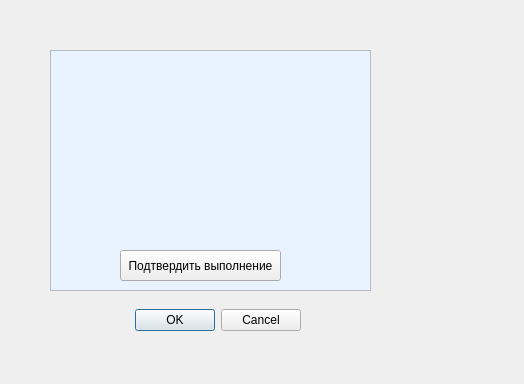
This is course/descwork.ui in TFed555/Coursework as Qt 5 draws it before an edit. The edited form follows.
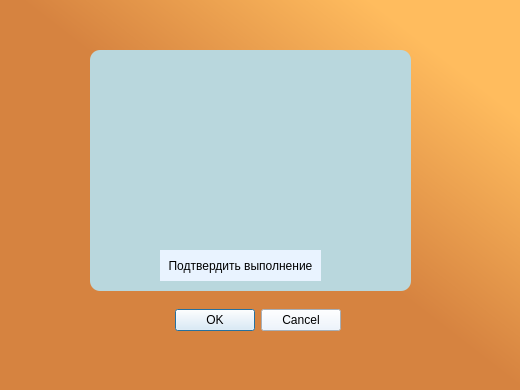
This is the edited form.

```diff
--- a/course/descwork.ui
+++ b/course/descwork.ui
@@ -6,37 +6,55 @@
    <rect>
     <x>0</x>
     <y>0</y>
-    <width>524</width>
-    <height>384</height>
+    <width>520</width>
+    <height>390</height>
    </rect>
   </property>
   <property name="windowTitle">
    <string>Dialog</string>
   </property>
+  <widget class="QLabel" name="label">
+   <property name="geometry">
+    <rect>
+     <x>0</x>
+     <y>0</y>
+     <width>521</width>
+     <height>391</height>
+    </rect>
+   </property>
+   <property name="styleSheet">
+    <string notr="true">background-color: qlineargradient(spread:pad, x1:0, y1:1, x2:0.866, y2:0.164818, stop:0.60199 rgba(214, 131, 64, 255), stop:1 rgba(255, 188, 94, 255));</string>
+   </property>
+   <property name="text">
+    <string/>
+   </property>
+  </widget>
   <widget class="QTextBrowser" name="textBrowser">
    <property name="geometry">
     <rect>
-     <x>50</x>
+     <x>90</x>
      <y>50</y>
      <width>321</width>
      <height>241</height>
     </rect>
    </property>
    <property name="styleSheet">
-    <string notr="true">background-color: rgb(233, 243, 255);</string>
+    <string notr="true">background-color: rgb(185, 215, 221);
+border-radius:10px;</string>
    </property>
   </widget>
   <widget class="QDialogButtonBox" name="buttonBox">
    <property name="geometry">
     <rect>
-     <x>40</x>
+     <x>80</x>
      <y>290</y>
      <width>261</width>
      <height>61</height>
     </rect>
    </property>
    <property name="styleSheet">
-    <string notr="true"/>
+    <string notr="true">background-color: rgb(233, 243, 255);
+alternate-background-color: rgb(174, 202, 208);</string>
    </property>
    <property name="standardButtons">
     <set>QDialogButtonBox::Cancel|QDialogButtonBox::Ok</set>
@@ -45,14 +63,16 @@
   <widget class="QPushButton" name="acceptButton">
    <property name="geometry">
     <rect>
-     <x>120</x>
+     <x>160</x>
      <y>250</y>
      <width>161</width>
      <height>31</height>
     </rect>
    </property>
    <property name="styleSheet">
-    <string notr="true"/>
+    <string notr="true">background-color: rgb(233, 243, 255);
+border-color: rgb(9, 9, 9);
+border-radius: 10pt;</string>
    </property>
    <property name="text">
     <string>Подтвердить выполнение</string>
```
